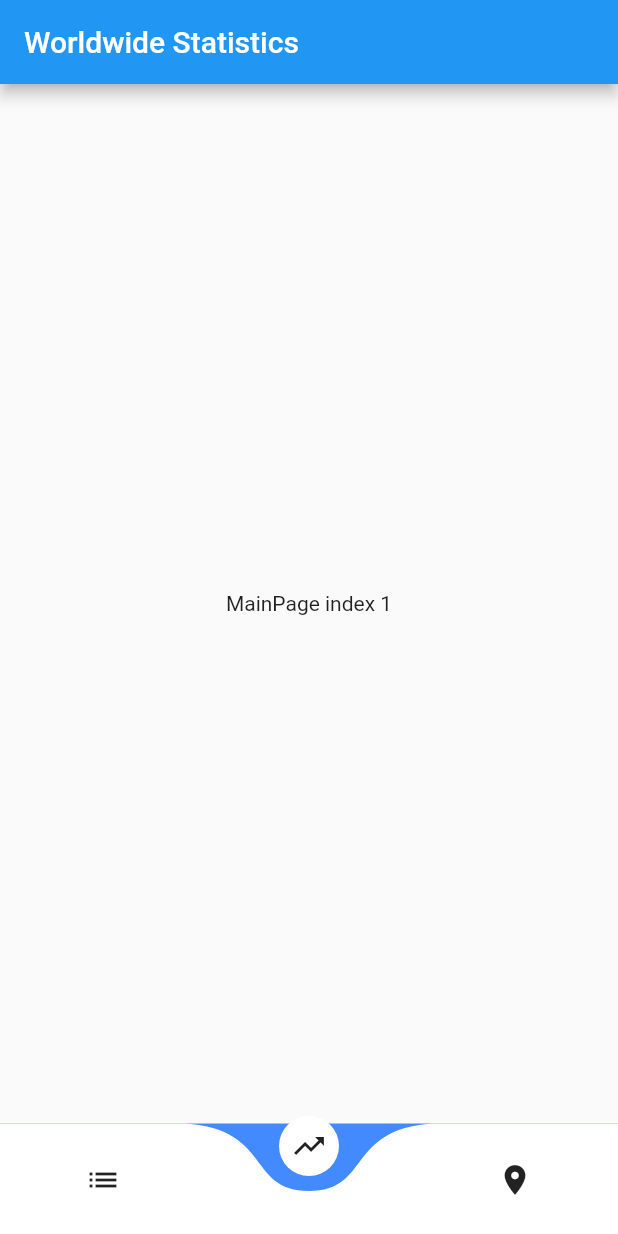
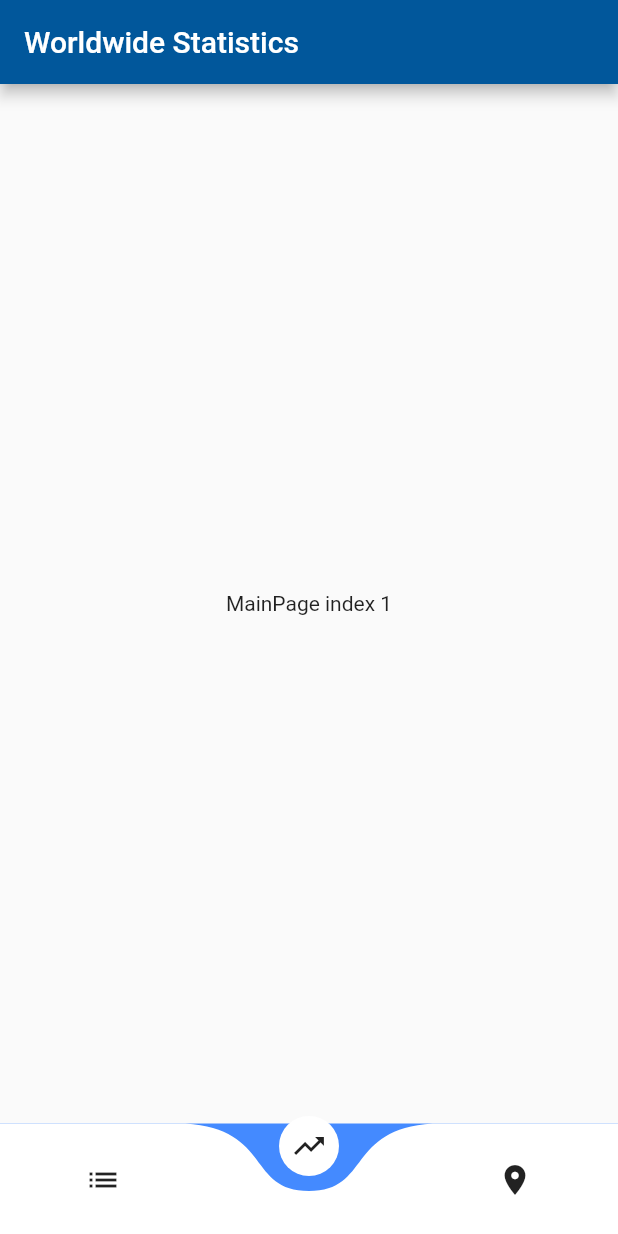
Before and after one commit to nobodyn0se/COVInfo, a Flutter app: the screen it shows after launch, on a phone screen of 412 x 824 dp. Run offline on Flutter 3.47's test engine with Material 2 defaults, Android fonts, the phone set to English and light mode, and no system bars; drawn by our look-alikes of curved_navigation_bar.

Commit message:
Added grey background color for better visibility of flags

```diff
--- a/lib/screens/countriespage.dart
+++ b/lib/screens/countriespage.dart
@@ -11,7 +11,9 @@ class CountriesPageState extends State<CountriesPage> {
   @override
   Widget build(BuildContext context) {
     return Scaffold(
+      backgroundColor: Colors.grey[50],
       appBar: AppBar(
+        backgroundColor: Colors.orange[700],
         title: Text('List Of Countries'),
       ),
       body: Center(
--- a/lib/screens/indiapage.dart
+++ b/lib/screens/indiapage.dart
@@ -11,7 +11,9 @@ class IndiaPageState extends State<IndiaPage> {
   @override
   Widget build(BuildContext context) {
     return Scaffold(
+      backgroundColor: Colors.grey[50],
       appBar: AppBar(
+        backgroundColor: Colors.green[700],
         title: Text('India (Detailed)'),
       ),
       body: Center(
--- a/lib/screens/mainpage.dart
+++ b/lib/screens/mainpage.dart
@@ -11,7 +11,9 @@ class MainPageState extends State<MainPage> {
   @override
   Widget build(BuildContext context) {
     return Scaffold(
+      backgroundColor: Colors.grey[50],
       appBar: AppBar(
+        backgroundColor: Colors.lightBlue[900],
         title: Text('Worldwide Statistics'),
       ),
       body: Center(
```
